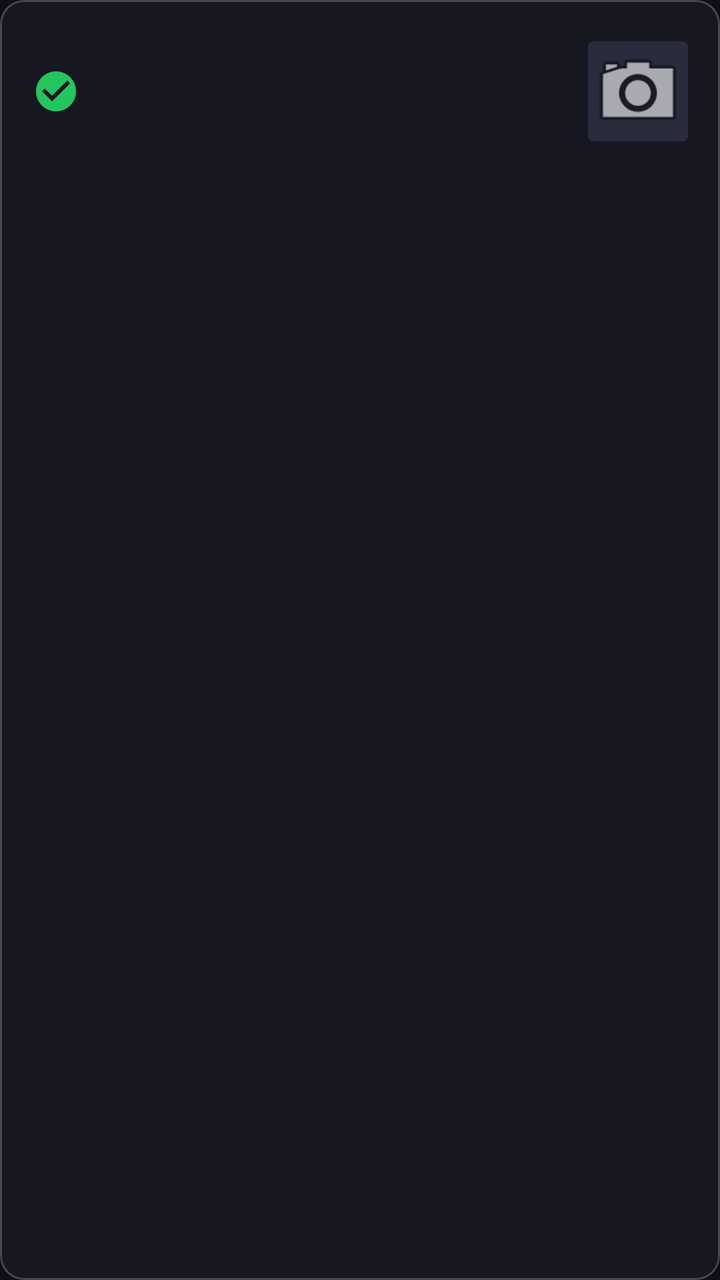
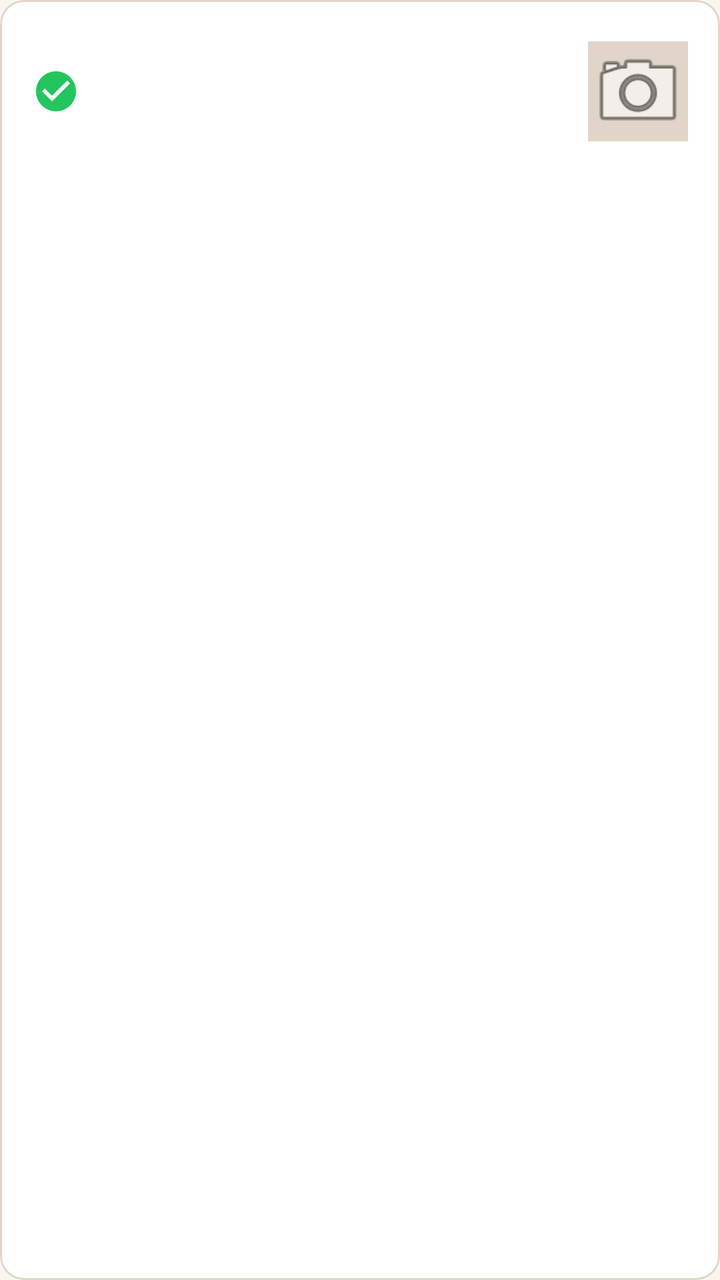

Two renders of the same Android screen: before a commit and after it. Below are the layout's source before the change and the commit's diff.
<!-- AndroidManifest.xml: application theme Theme.Present -->
<!-- res/layout/item_history.xml -->
<?xml version="1.0" encoding="utf-8"?>
<com.google.android.material.card.MaterialCardView xmlns:android="http://schemas.android.com/apk/res/android"
    xmlns:app="http://schemas.android.com/apk/res-auto"
    android:layout_width="match_parent"
    android:layout_height="wrap_content"
    android:layout_marginBottom="8dp"
    app:cardBackgroundColor="#161720"
    app:cardCornerRadius="12dp">

    <LinearLayout
        android:layout_width="match_parent"
        android:layout_height="wrap_content"
        android:padding="16dp"
        android:gravity="center_vertical"
        android:orientation="horizontal">

        
        <ImageView
            android:id="@+id/ivStatus"
            android:layout_width="24dp"
            android:layout_height="24dp"
            android:src="@drawable/ic_verified" />

        
        <LinearLayout
            android:layout_width="0dp"
            android:layout_height="wrap_content"
            android:layout_weight="1"
            android:layout_marginStart="16dp"
            android:orientation="vertical">

            <TextView
                android:id="@+id/tvEventName"
                android:layout_width="wrap_content"
                android:layout_height="wrap_content"
                android:textColor="#F0F0F5"
                android:textStyle="bold"
                android:textSize="16sp" />

            
            <TextView
                android:id="@+id/tvVenueName"
                android:layout_width="wrap_content"
                android:layout_height="wrap_content"
                android:textColor="#7C5CFC"
                android:textSize="13sp"
                android:layout_marginTop="2dp" />

            <TextView
                android:id="@+id/tvDateTime"
                android:layout_width="wrap_content"
                android:layout_height="wrap_content"
                android:textColor="#6B6E8E"
                android:textSize="12sp"
                android:layout_marginTop="2dp" />
        </LinearLayout>

        
        <com.google.android.material.imageview.ShapeableImageView
            android:id="@+id/ivRecordPhoto"
            android:layout_width="50dp"
            android:layout_height="50dp"
            android:layout_marginStart="12dp"
            android:scaleType="centerCrop"
            android:adjustViewBounds="true"
            android:background="#2A2B3D"
            android:src="@android:drawable/ic_menu_camera"
            app:shapeAppearanceOverlay="@style/ShapeAppearance.Material3.SmallComponent"
            app:strokeColor="#2A2B3D"
            app:strokeWidth="1dp" />

    </LinearLayout>
</com.google.android.material.card.MaterialCardView>
<!-- resources referenced by this layout -->
<resources>
  <!-- drawable ic_verified (drawable) -->
  <vector xmlns:android="http://schemas.android.com/apk/res/android"
      android:width="24dp"
      android:height="24dp"
      android:viewportWidth="24"
      android:viewportHeight="24">
      <path
          android:fillColor="#22C55E"
          android:pathData="M12,2C6.48,2 2,6.48 2,12s4.48,10 10,10 10,-4.48 10,-10S17.52,2 12,2zM10,17l-5,-5 1.41,-1.41L10,14.17l7.59,-7.59L19,8l-9,9z"/>
  </vector>
  <style name="Theme.Present" parent="Theme.Material3.Dark.NoActionBar">
          
          <item name="colorPrimary">@color/colorPrimary</item>
          <item name="colorOnPrimary">@android:color/white</item>
          <item name="colorSecondary">@color/colorSecondary</item>
          <item name="colorOnSecondary">@android:color/white</item>
          <item name="colorError">@color/colorError</item>
  
          
          <item name="android:windowBackground">@color/colorBackground</item>
          <item name="colorSurface">@color/colorSurface</item>
          <item name="colorOnSurface">@color/colorOnSurface</item>
          <item name="colorOutline">@color/colorBorder</item>
  
          
          <item name="materialButtonStyle">@style/Widget.Material3.Button</item>
          <item name="textInputStyle">@style/Widget.Material3.TextInputLayout.OutlinedBox</item>
          <item name="bottomNavigationStyle">@style/Widget.Material3.BottomNavigationView</item>
      </style>
  <color name="colorPrimary">#7C5CFC</color>
  <color name="colorSecondary">#22C55E</color>
  <color name="colorError">#EF4444</color>
  <color name="colorBackground">#0E0F16</color>
  <color name="colorSurface">#161720</color>
  <color name="colorOnSurface">#F0F0F5</color>
  <color name="colorBorder">#2A2B3D</color>
</resources>

<!-- the commit's change to res/layout/item_history.xml (unified diff, before → after) -->
@@ -4,8 +4,10 @@
     android:layout_width="match_parent"
     android:layout_height="wrap_content"
     android:layout_marginBottom="8dp"
-    app:cardBackgroundColor="#161720"
-    app:cardCornerRadius="12dp">
+    app:cardBackgroundColor="@color/colorSurface"
+    app:cardCornerRadius="12dp"
+    app:strokeColor="@color/colorBorder"
+    app:strokeWidth="1dp">
 
     <LinearLayout
         android:layout_width="match_parent"
@@ -33,16 +35,15 @@
                 android:id="@+id/tvEventName"
                 android:layout_width="wrap_content"
                 android:layout_height="wrap_content"
-                android:textColor="#F0F0F5"
+                android:textColor="@color/colorOnSurface"
                 android:textStyle="bold"
                 android:textSize="16sp" />
 
-            
             <TextView
                 android:id="@+id/tvVenueName"
                 android:layout_width="wrap_content"
                 android:layout_height="wrap_content"
-                android:textColor="#7C5CFC"
+                android:textColor="@color/colorSecondary"
                 android:textSize="13sp"
                 android:layout_marginTop="2dp" />
 
@@ -50,7 +51,7 @@
                 android:id="@+id/tvDateTime"
                 android:layout_width="wrap_content"
                 android:layout_height="wrap_content"
-                android:textColor="#6B6E8E"
+                android:textColor="@color/colorMuted"
                 android:textSize="12sp"
                 android:layout_marginTop="2dp" />
         </LinearLayout>
@@ -63,10 +64,9 @@
             android:layout_marginStart="12dp"
             android:scaleType="centerCrop"
             android:adjustViewBounds="true"
-            android:background="#2A2B3D"
+            android:background="@color/colorBorder"
             android:src="@android:drawable/ic_menu_camera"
-            app:shapeAppearanceOverlay="@style/ShapeAppearance.Material3.SmallComponent"
-            app:strokeColor="#2A2B3D"
+            app:strokeColor="@color/colorBorder"
             app:strokeWidth="1dp" />
 
     </LinearLayout>
<!-- resource entries referenced after the edit -->
@@ -10,12 +10,12 @@
           android:fillColor="#22C55E"
           android:pathData="M12,2C6.48,2 2,6.48 2,12s4.48,10 10,10 10,-4.48 10,-10S17.52,2 12,2zM10,17l-5,-5 1.41,-1.41L10,14.17l7.59,-7.59L19,8l-9,9z"/>
   </vector>
-  <style name="Theme.Present" parent="Theme.Material3.Dark.NoActionBar">
+  <style name="Theme.Present" parent="Theme.Material3.Light.NoActionBar">
           
           <item name="colorPrimary">@color/colorPrimary</item>
-          <item name="colorOnPrimary">@android:color/white</item>
+          <item name="colorOnPrimary">@color/white</item>
           <item name="colorSecondary">@color/colorSecondary</item>
-          <item name="colorOnSecondary">@android:color/white</item>
+          <item name="colorOnSecondary">@color/white</item>
           <item name="colorError">@color/colorError</item>
   
           
@@ -25,16 +25,30 @@
           <item name="colorOutline">@color/colorBorder</item>
   
           
+          <item name="android:statusBarColor">@color/colorPrimary</item>
+          
+          <item name="android:windowLightStatusBar">false</item>
+  
+          
           <item name="materialButtonStyle">@style/Widget.Material3.Button</item>
           <item name="textInputStyle">@style/Widget.Material3.TextInputLayout.OutlinedBox</item>
           <item name="bottomNavigationStyle">@style/Widget.Material3.BottomNavigationView</item>
+  
+          
+          <item name="android:actionBarStyle">@style/Theme.Present.ActionBar</item>
       </style>
-  <color name="colorPrimary">#7C5CFC</color>
-  <color name="colorSecondary">#22C55E</color>
-  <color name="colorError">#EF4444</color>
-  <color name="colorBackground">#0E0F16</color>
-  <color name="colorSurface">#161720</color>
-  <color name="colorOnSurface">#F0F0F5</color>
-  <color name="colorBorder">#2A2B3D</color>
+  <color name="colorPrimary">#660033</color>
+  <color name="white">#FFFFFFFF</color>
+  <color name="colorSecondary">#D4AF37</color>
+  <color name="colorError">#DC3545</color>
+  <color name="colorBackground">#F9F6F0</color>
+  <style name="Theme.Present.ActionBar" parent="@style/Widget.Material3.Toolbar">
+          <item name="android:background">@color/colorPrimary</item>
+          <item name="titleTextColor">@color/white</item>
+      </style>
+  <color name="colorSurface">#FFFFFF</color>
+  <color name="colorOnSurface">#31090E</color>
+  <color name="colorBorder">#E0D5C8</color>
+  <color name="colorMuted">#666666</color>
 </resources>
 
